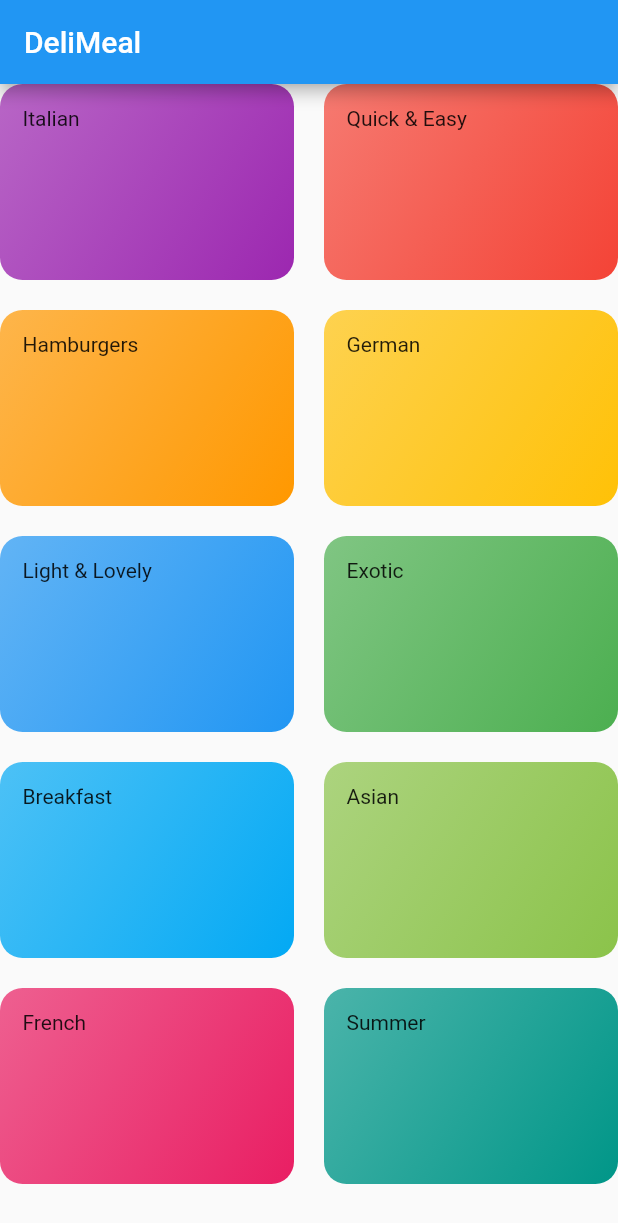
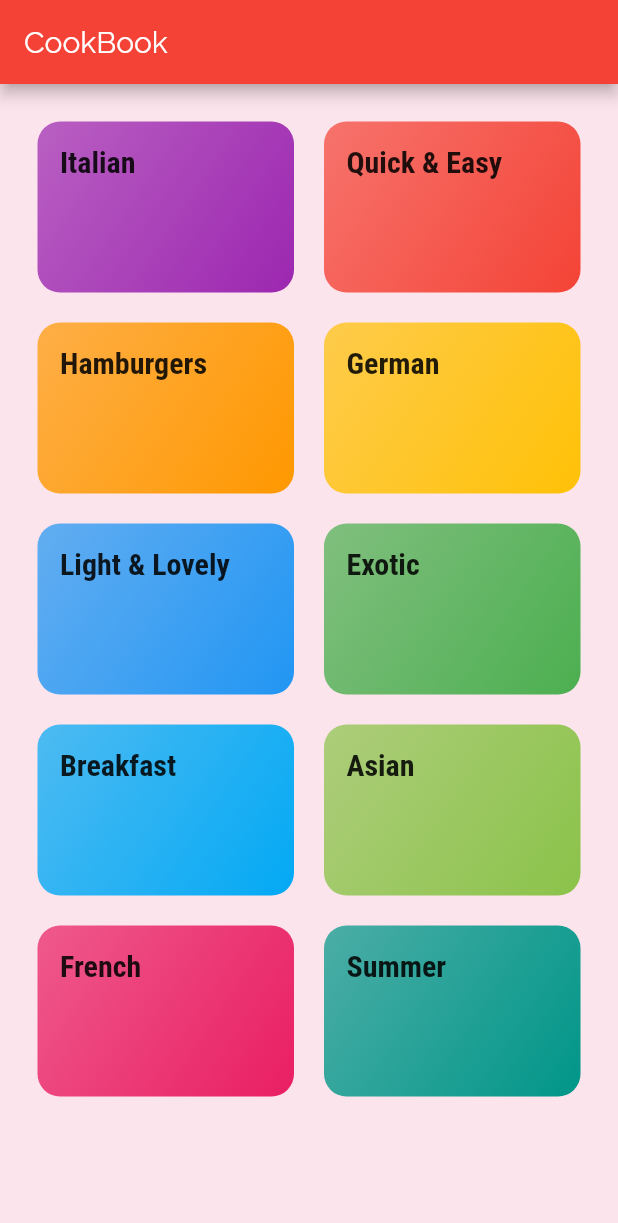
Before and after one commit to SaadiSidali/CookBook, a Flutter app: the screen it shows after launch, on a phone screen of 412 x 824 dp. Shown: the top 1223 px of the screen. Run offline on Flutter 3.47's test engine with Material 2 defaults, Android fonts, the phone set to English and light mode, and no system bars.

Commit message:
started to take shape

```diff
--- a/lib/categories_screen.dart
+++ b/lib/categories_screen.dart
@@ -8,9 +8,10 @@ class CategoriesScreen extends StatelessWidget {
   Widget build(BuildContext context) {
     return Scaffold(
       appBar: AppBar(
-        title: const Text('DeliMeal'),
+        title: const Text('CookBook'),
       ),
       body: GridView(
+        padding: EdgeInsets.all(25),
         children: DUMMY_CATEGORIES
             .map(
               (catData) => CategoryItem(
--- a/lib/category_item.dart
+++ b/lib/category_item.dart
@@ -10,7 +10,10 @@ class CategoryItem extends StatelessWidget {
   Widget build(BuildContext context) {
     return Container(
       padding: const EdgeInsets.all(15),
-      child: Text(title),
+      child: Text(
+        title,
+        style: Theme.of(context).textTheme.title,
+      ),
       decoration: BoxDecoration(
         gradient: LinearGradient(
           colors: [
--- a/lib/main.dart
+++ b/lib/main.dart
@@ -10,7 +10,23 @@ class MyApp extends StatelessWidget {
     return MaterialApp(
       title: 'DeliMeals',
       theme: ThemeData(
-        primarySwatch: Colors.blue,
+        primarySwatch: Colors.red,
+        accentColor: Colors.white,
+        canvasColor: Colors.pink[50],
+        fontFamily: 'RaleWay',
+        textTheme: ThemeData.light().textTheme.copyWith(
+              body1: TextStyle(
+                color: Color.fromRGBO(20, 51, 51, 1),
+              ),
+              body2: TextStyle(
+                color: Color.fromRGBO(20, 51, 51, 1),
+              ),
+              title: TextStyle(
+                fontSize: 20,
+                fontFamily: 'RobotoCondensed',
+                fontWeight: FontWeight.bold
+              ),
+            ),
       ),
       home: CategoriesScreen(),
     );
```
Also changed, not shown: pubspec.yaml (+18 -6 lines), assets/fonts/Raleway-Black.ttf (added), assets/fonts/Raleway-Bold.ttf (added), assets/fonts/Raleway-Regular.ttf (added), assets/fonts/RobotoCondensed-Bold.ttf (added), assets/fonts/RobotoCondensed-Italic.ttf (added), assets/fonts/RobotoCondensed-Light.ttf (added), assets/fonts/RobotoCondensed-Regular.ttf (added).
